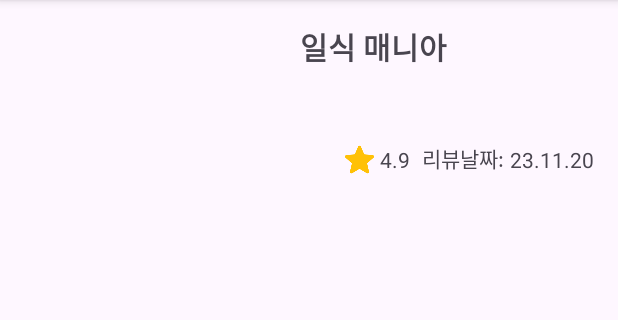
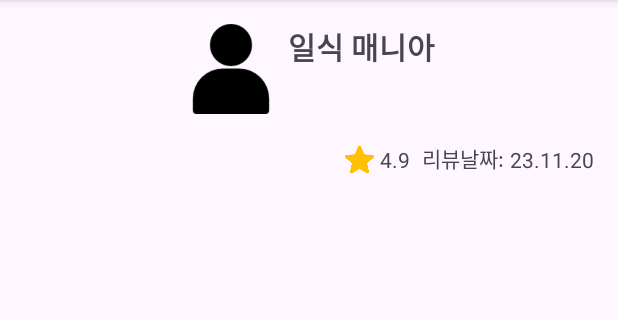
Before and after one commit to MinJunKKang/FoodProject, an Android app: the fragment ReviewListFragment shown on its own in the app's theme, on a phone screen of 412 x 824 dp, the part 96-416 px from its top. Run offline under Robolectric (Android 15) with nearby library versions, the phone set to English and light mode, and no system bars.

Commit message:
HomwReviewlist

```diff
--- a/app/src/main/res/layout/item_review.xml
+++ b/app/src/main/res/layout/item_review.xml
@@ -18,26 +18,17 @@
         app:layout_constraintStart_toStartOf="parent"
         app:layout_constraintTop_toTopOf="parent">
 
-        <ImageView
-            android:id="@+id/profile_pic"
-            android:layout_width="60dp"
-            android:layout_height="60dp"
-            android:layout_marginStart="8dp"
-            android:layout_marginTop="8dp"
-            app:layout_constraintStart_toEndOf="@+id/small_pic"
-            app:layout_constraintTop_toTopOf="parent"
-            tools:src="@tools:sample/avatars" />
-
         <TextView
             android:id="@+id/usr_name"
             android:layout_width="wrap_content"
             android:layout_height="wrap_content"
-            android:layout_marginStart="16dp"
+            android:layout_marginStart="8dp"
+            android:layout_marginTop="8dp"
             android:text="일식 매니아"
             android:textSize="20sp"
             android:textStyle="bold"
-            app:layout_constraintStart_toEndOf="@+id/profile_pic"
-            app:layout_constraintTop_toTopOf="@+id/profile_pic" />
+            app:layout_constraintStart_toEndOf="@+id/imageView6"
+            app:layout_constraintTop_toTopOf="parent" />
 
         <ImageView
             android:id="@+id/star"
@@ -90,5 +81,15 @@
             app:layout_constraintBottom_toBottomOf="parent"
             app:layout_constraintStart_toStartOf="parent"
             app:layout_constraintTop_toTopOf="parent" />
+
+        <ImageView
+            android:id="@+id/imageView6"
+            android:layout_width="60dp"
+            android:layout_height="60dp"
+            android:layout_marginStart="8dp"
+            android:layout_marginTop="8dp"
+            android:src="@drawable/male"
+            app:layout_constraintStart_toEndOf="@+id/small_pic"
+            app:layout_constraintTop_toTopOf="parent" />
     </androidx.constraintlayout.widget.ConstraintLayout>
 </androidx.constraintlayout.widget.ConstraintLayout>
```
Also changed, not shown: app/src/main/java/com/example/myfoodproject/ReviewHomeFragment.kt (+6 -7 lines), app/src/main/java/com/example/myfoodproject/ReviewlistAdapter.kt (+18 -5 lines), app/src/main/java/com/example/myfoodproject/repository/PostRepository.kt (+14 -6 lines).
